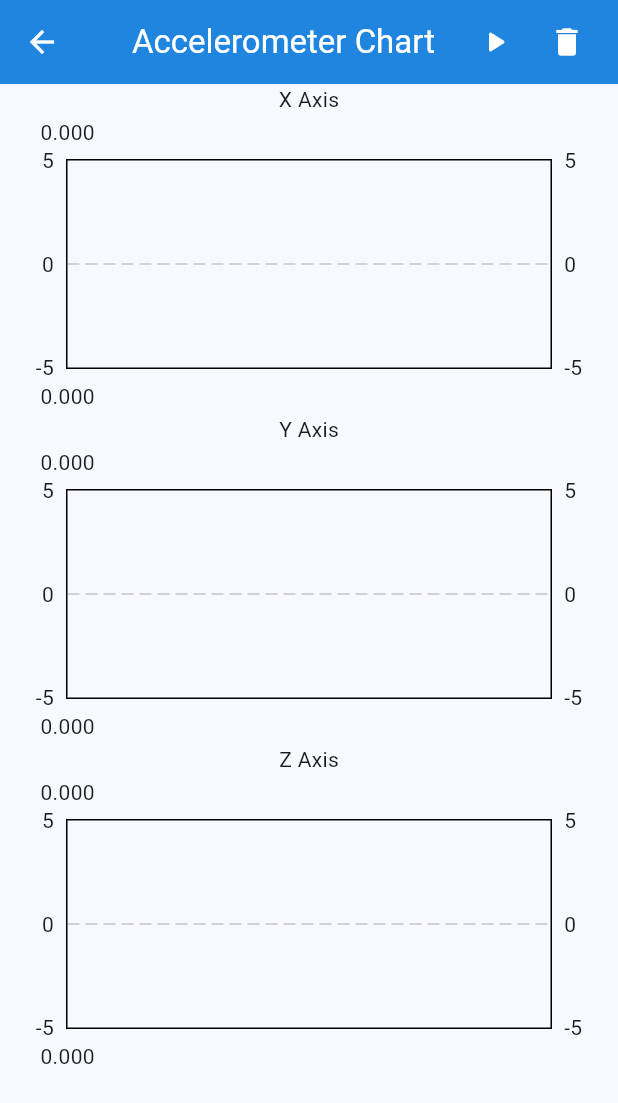
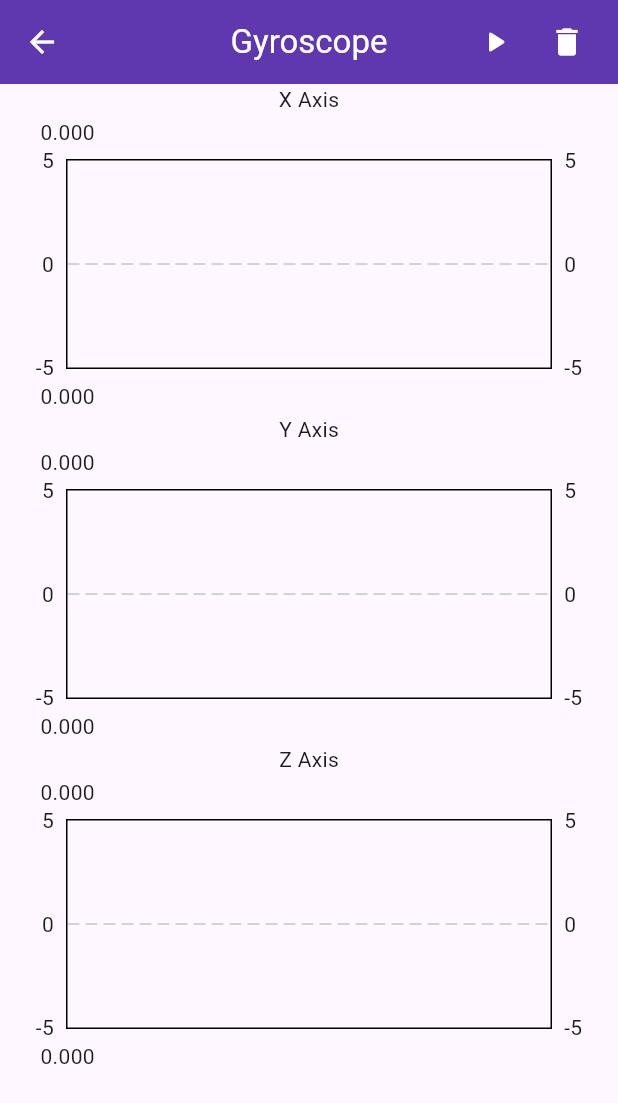
Before and after one commit to xponent-dmg/vehnicate-app, a Flutter app: the screen it shows after launch, after a tap on "Gyroscope", on a phone screen of 412 x 824 dp. Shown: the top 1103 px of the screen. Run offline on Flutter 3.47's test engine with Material 3 defaults, Android fonts, the phone set to English and light mode, and no system bars; drawn by our look-alikes of fl_chart; our stand-ins replace sensors_plus.

Commit message:
made a common widget to plot graphs. added a page to plot gyroscopic graph

```diff
--- a/mobile_app/frontend/lib/Pages/homepage.dart
+++ b/mobile_app/frontend/lib/Pages/homepage.dart
@@ -1,5 +1,6 @@
 import 'package:flutter/material.dart';
-import 'package:vehnicate_frontend/Pages/accelerometer_graph.dart';
+import 'package:sensors_plus/sensors_plus.dart';
+import 'package:vehnicate_frontend/Pages/sensor_graph.dart';
 
 class Homepage extends StatelessWidget {
   const Homepage({super.key});
@@ -11,7 +12,7 @@ class Homepage extends StatelessWidget {
       appBar: AppBar(
         title: const Text('Vehnicate', style: TextStyle(fontWeight: FontWeight.bold, fontSize: 24)),
         centerTitle: true,
-        backgroundColor: Colors.blue[600],
+        backgroundColor: Colors.deepPurple[600],
         foregroundColor: Colors.white,
         elevation: 2,
       ),
@@ -34,7 +35,17 @@ class Homepage extends StatelessWidget {
                     subtitle: "Monitor acceleration without gravity",
                     icon: Icons.trending_up,
                     color: Colors.blue,
-                    onTap: () => _navigateToPage(context, const AccelerometerGraph()),
+                    onTap:
+                        () => _navigateToPage(
+                          context,
+                          SensorGraph(
+                            stream: userAccelerometerEventStream(),
+                            title: "Accelerometer",
+                            getX: (e) => e.x,
+                            getY: (e) => e.y,
+                            getZ: (e) => e.z,
+                          ),
+                        ),
                   ),
                   const SizedBox(height: 12),
                   _buildSensorCard(
@@ -43,7 +54,17 @@ class Homepage extends StatelessWidget {
                     subtitle: "Track device rotation and orientation",
                     icon: Icons.screen_rotation_outlined,
                     color: Colors.green,
-                    onTap: () => _navigateToPage(context, const AccelerometerGraph()),
+                    onTap:
+                        () => _navigateToPage(
+                          context,
+                          SensorGraph(
+                            stream: gyroscopeEventStream(),
+                            title: "Gyroscope",
+                            getX: (e) => e.x,
+                            getY: (e) => e.y,
+                            getZ: (e) => e.z,
+                          ),
+                        ),
                   ),
                 ],
               ),
--- a/mobile_app/frontend/lib/Pages/accelerometer_graph.dart
+++ b/mobile_app/frontend/lib/Pages/sensor_graph.dart
@@ -1,27 +1,40 @@
 import 'dart:async';
 import 'package:fl_chart/fl_chart.dart';
 import 'package:flutter/material.dart';
-import 'package:sensors_plus/sensors_plus.dart';
 import 'package:vehnicate_frontend/Widgets/line_chart_widget.dart';
 
-class AccelerometerGraph extends StatefulWidget {
-  const AccelerometerGraph({super.key});
+class SensorGraph<T> extends StatefulWidget {
+  final Stream<T> stream;
+  final double Function(T) getX;
+  final double Function(T) getY;
+  final double Function(T) getZ;
+  final String title;
+
+  const SensorGraph({
+    super.key,
+    required this.stream,
+    required this.title,
+    required this.getX,
+    required this.getY,
+    required this.getZ,
+  });
 
   @override
-  State<AccelerometerGraph> createState() => _AccelerometerGraphState();
+  State<SensorGraph<T>> createState() => _SensorGraphState<T>();
 }
 
-class _AccelerometerGraphState extends State<AccelerometerGraph> {
+class _SensorGraphState<T> extends State<SensorGraph<T>> {
   List<FlSpot> _xPoints = [FlSpot(0, 0)];
   List<FlSpot> _yPoints = [FlSpot(0, 0)];
   List<FlSpot> _zPoints = [FlSpot(0, 0)];
   int time = 0;
-  late StreamSubscription<UserAccelerometerEvent>? _sub;
 
   bool isRunning = false;
 
+  StreamSubscription<T>? _sub;
+
   void startStream() {
-    _sub = userAccelerometerEventStream().listen((UserAccelerometerEvent event) {
+    _sub = widget.stream.listen((T event) {
       setState(() {
         //if you want to see the points dynamically, just last 50 points
 
@@ -32,9 +45,9 @@ class _AccelerometerGraphState extends State<AccelerometerGraph> {
           _zPoints.removeAt(0);
         }
         */
-        _xPoints.add(FlSpot(time.toDouble(), event.x));
-        _yPoints.add(FlSpot(time.toDouble(), event.y));
-        _zPoints.add(FlSpot(time.toDouble(), event.z));
+        _xPoints.add(FlSpot(time.toDouble(), widget.getX(event)));
+        _yPoints.add(FlSpot(time.toDouble(), widget.getY(event)));
+        _zPoints.add(FlSpot(time.toDouble(), widget.getZ(event)));
         time++;
         isRunning = true;
       });
@@ -76,7 +89,7 @@ class _AccelerometerGraphState extends State<AccelerometerGraph> {
   Widget build(BuildContext context) {
     return Scaffold(
       appBar: AppBar(
-        title: const Text("Accelerometer Chart"),
+        title: Text(widget.title),
         actions: [
           IconButton(
             icon: Icon(isRunning ? Icons.pause : Icons.play_arrow_rounded),
@@ -90,20 +103,11 @@ class _AccelerometerGraphState extends State<AccelerometerGraph> {
         child: Column(
           children: [
             const Text("X Axis"),
-            SizedBox(
-              height: 200,
-              child: LineChartWidget(dataPoints: _xPoints, color: Colors.red),
-            ),
+            SizedBox(height: 200, child: LineChartWidget(dataPoints: _xPoints, color: Colors.red)),
             const Text("Y Axis"),
-            SizedBox(
-              height: 200,
-              child: LineChartWidget(dataPoints: _yPoints, color: Colors.green),
-            ),
+            SizedBox(height: 200, child: LineChartWidget(dataPoints: _yPoints, color: Colors.green)),
             const Text("Z Axis"),
-            SizedBox(
-              height: 200,
-              child: LineChartWidget(dataPoints: _zPoints, color: Colors.blue),
-            ),
+            SizedBox(height: 200, child: LineChartWidget(dataPoints: _zPoints, color: Colors.blue)),
           ],
         ),
       ),
--- a/mobile_app/frontend/lib/app.dart
+++ b/mobile_app/frontend/lib/app.dart
@@ -10,12 +10,12 @@ class App extends StatelessWidget {
       title: 'Vehnicate',
       debugShowCheckedModeBanner: false,
       theme: ThemeData(
-        primarySwatch: Colors.blue,
-        primaryColor: Colors.blue[600],
+        primarySwatch: Colors.deepPurple,
+        primaryColor: Colors.deepPurple,
         useMaterial3: true,
-        colorScheme: ColorScheme.fromSeed(seedColor: Colors.blue, brightness: Brightness.light),
+        colorScheme: ColorScheme.fromSeed(seedColor: Colors.deepPurple, brightness: Brightness.light),
         appBarTheme: AppBarTheme(
-          backgroundColor: Colors.blue[600],
+          backgroundColor: Colors.deepPurple[600],
           foregroundColor: Colors.white,
           elevation: 2,
           centerTitle: true,
@@ -23,7 +23,7 @@ class App extends StatelessWidget {
         cardTheme: CardThemeData(elevation: 2, shape: RoundedRectangleBorder(borderRadius: BorderRadius.circular(12))),
         elevatedButtonTheme: ElevatedButtonThemeData(
           style: ElevatedButton.styleFrom(
-            backgroundColor: Colors.blue[600],
+            backgroundColor: Colors.deepPurple[600],
             foregroundColor: Colors.white,
             shape: RoundedRectangleBorder(borderRadius: BorderRadius.circular(8)),
           ),
```
